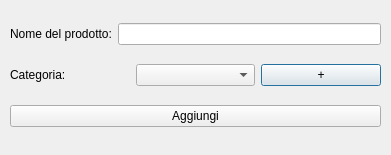
Above: file_ui/addshoppingproductdialog.ui from TommasoBotarelli/MyD14ry before the change. Below: the same form after it.
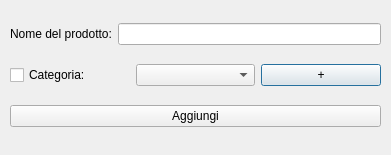
That is the form after the change.

What changed in the file:
```diff
--- a/file_ui/addshoppingproductdialog.ui
+++ b/file_ui/addshoppingproductdialog.ui
@@ -40,7 +40,7 @@
     <item>
      <layout class="QHBoxLayout" name="horizontalLayout_2">
       <item>
-       <widget class="QLabel" name="CategoryLabel">
+       <widget class="QCheckBox" name="CategoryCheckBox">
         <property name="text">
          <string>Categoria:</string>
         </property>
```
